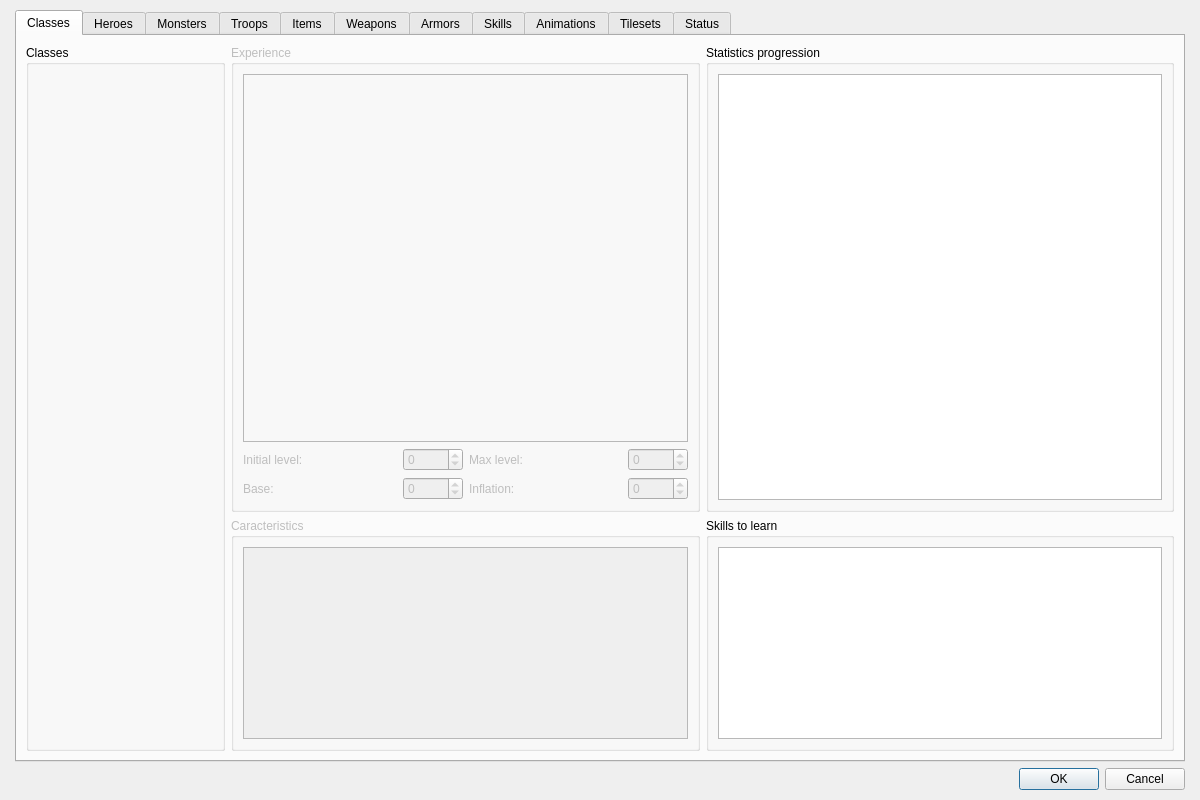
RPG-Paper-Maker/RPG-Paper-Maker, file Dialogs/dialogdatas.ui: the form before one commit.
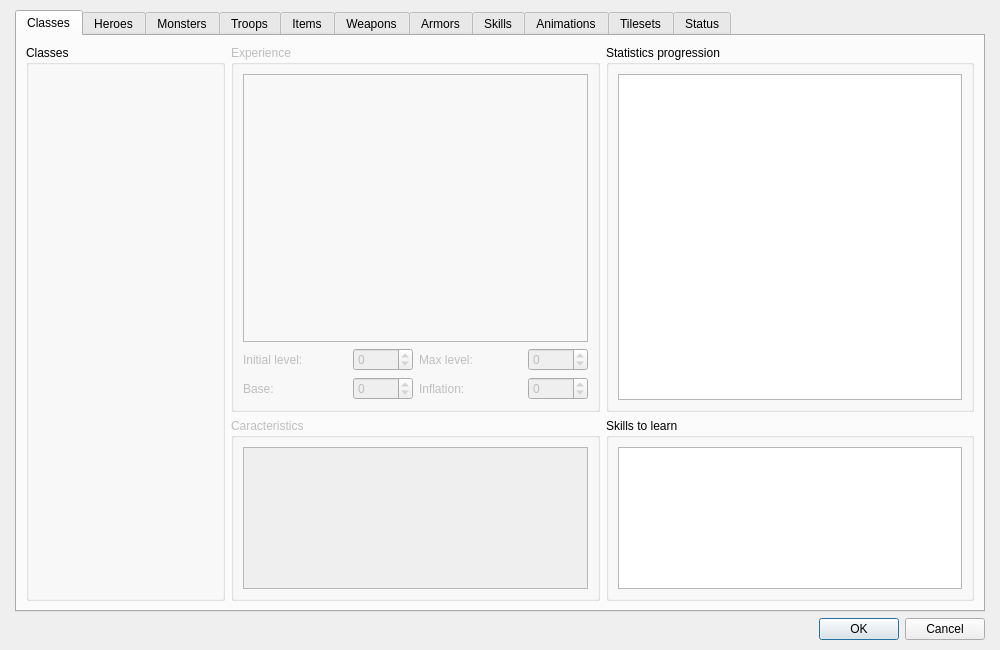
The form after the commit. Custom widgets are drawn as their Qt base class.

Commit message: [Win10] Correction dialog datas size

The edit to the form file:
```diff
--- a/Dialogs/dialogdatas.ui
+++ b/Dialogs/dialogdatas.ui
@@ -6,20 +6,20 @@
    <rect>
     <x>0</x>
     <y>0</y>
-    <width>1200</width>
-    <height>800</height>
+    <width>1000</width>
+    <height>650</height>
    </rect>
   </property>
   <property name="minimumSize">
    <size>
-    <width>1200</width>
-    <height>800</height>
+    <width>0</width>
+    <height>650</height>
    </size>
   </property>
   <property name="maximumSize">
    <size>
-    <width>1200</width>
-    <height>800</height>
+    <width>16777215</width>
+    <height>650</height>
    </size>
   </property>
   <property name="contextMenuPolicy">
```
